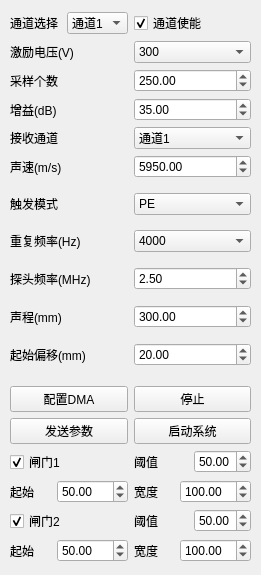
Qt form Ui/ParaSetWidget.ui (lishuaiyuan1990/Zynq) before a commit.
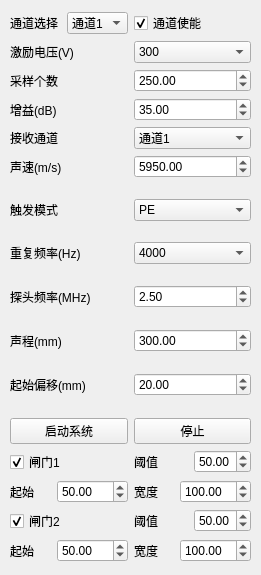
The same form after that commit.

```diff
--- a/Ui/ParaSetWidget.ui
+++ b/Ui/ParaSetWidget.ui
@@ -28,9 +28,9 @@
       <item row="1" column="0">
        <layout class="QHBoxLayout" name="horizontalLayout_12">
         <item>
-         <widget class="QPushButton" name="m_startSysBtn">
+         <widget class="QPushButton" name="m_openSysBtn">
           <property name="text">
-           <string>配置DMA</string>
+           <string>启动系统</string>
           </property>
          </widget>
         </item>
@@ -491,22 +491,7 @@
        </layout>
       </item>
       <item row="2" column="0">
-       <layout class="QHBoxLayout" name="horizontalLayout_15">
-        <item>
-         <widget class="QPushButton" name="m_sendParaBtn">
-          <property name="text">
-           <string>发送参数</string>
-          </property>
-         </widget>
-        </item>
-        <item>
-         <widget class="QPushButton" name="m_openSysBtn">
-          <property name="text">
-           <string>启动系统</string>
-          </property>
-         </widget>
-        </item>
-       </layout>
+       <layout class="QHBoxLayout" name="horizontalLayout_15"/>
       </item>
      </layout>
     </item>
```
Left out of the diff: 7 changed lines with no effect on the pictures.
